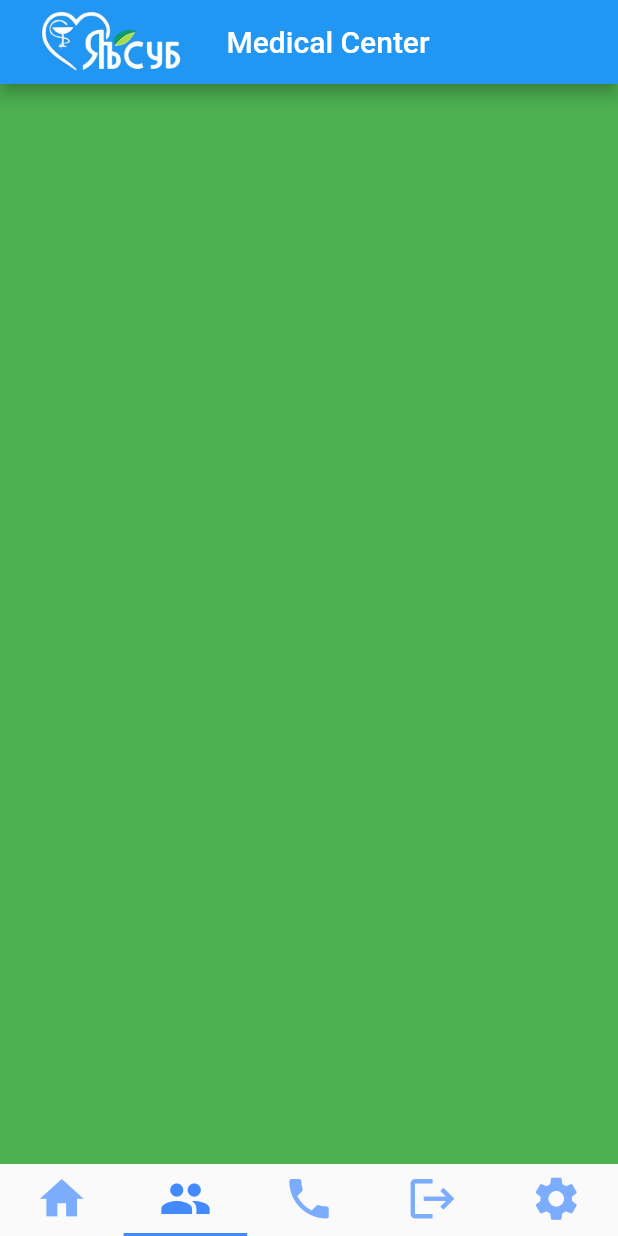
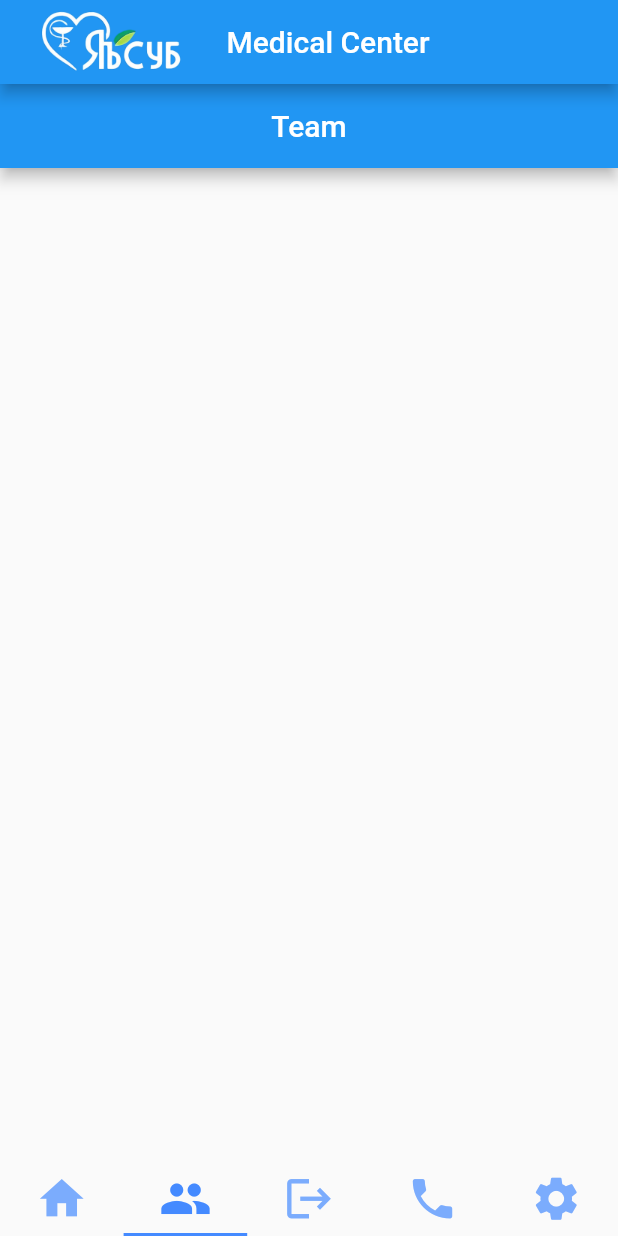
Before and after one commit to MrKomron/flutter_end_project, a Flutter app: the screen it shows after launch, item 2 of the bottom bar chosen, on a phone screen of 412 x 824 dp. Run offline on Flutter 3.47's test engine with Material 2 defaults, Android fonts, the phone set to English and light mode, and no system bars.

Commit message:
in alle pages zijn titles toegevoegd

```diff
--- a/lib/main.dart
+++ b/lib/main.dart
@@ -57,12 +57,12 @@ class MedicalCenter extends StatelessWidget {
                   )),
                   Tab(
                       icon: Icon(
-                    Icons.phone,
+                    Icons.logout,
                     size: 35,
                   )),
                   Tab(
                       icon: Icon(
-                    Icons.logout,
+                    Icons.phone,
                     size: 35,
                   )),
                   Tab(
@@ -75,8 +75,8 @@ class MedicalCenter extends StatelessWidget {
               children: [
                 HomePage(),
                 Team(),
+                Login(),
                 Contact(),
-                Login(),
                 Settings(),
               ],
             )));
--- a/lib/pages/home.dart
+++ b/lib/pages/home.dart
@@ -5,7 +5,7 @@ class HomePage extends StatelessWidget {
   Widget build(BuildContext context) {
     return Scaffold(
       appBar: AppBar(
-        title: Text('Home'),
+        title: Center(child: Text('Home')),
       ),
       body: SingleChildScrollView(
       ),
--- a/lib/pages/team.dart
+++ b/lib/pages/team.dart
@@ -1,10 +1,14 @@
 import 'package:flutter/material.dart';
 
-class Team extends StatelessWidget{
+class Team extends StatelessWidget {
   @override
   Widget build(BuildContext context) {
-
-    return Container(color: Colors.green,);
+    return Scaffold(
+      appBar: AppBar(
+        title: Center(child: Text('Team')),
+      ),
+      body: SingleChildScrollView(
+      ),
+    );
   }
-
 }
```
Also changed, not shown: lib/pages/contact.dart (+8 -4 lines), lib/pages/login.dart (+8 -4 lines), lib/pages/register.dart (+14 -0 lines), lib/pages/settings.dart (+8 -4 lines).
